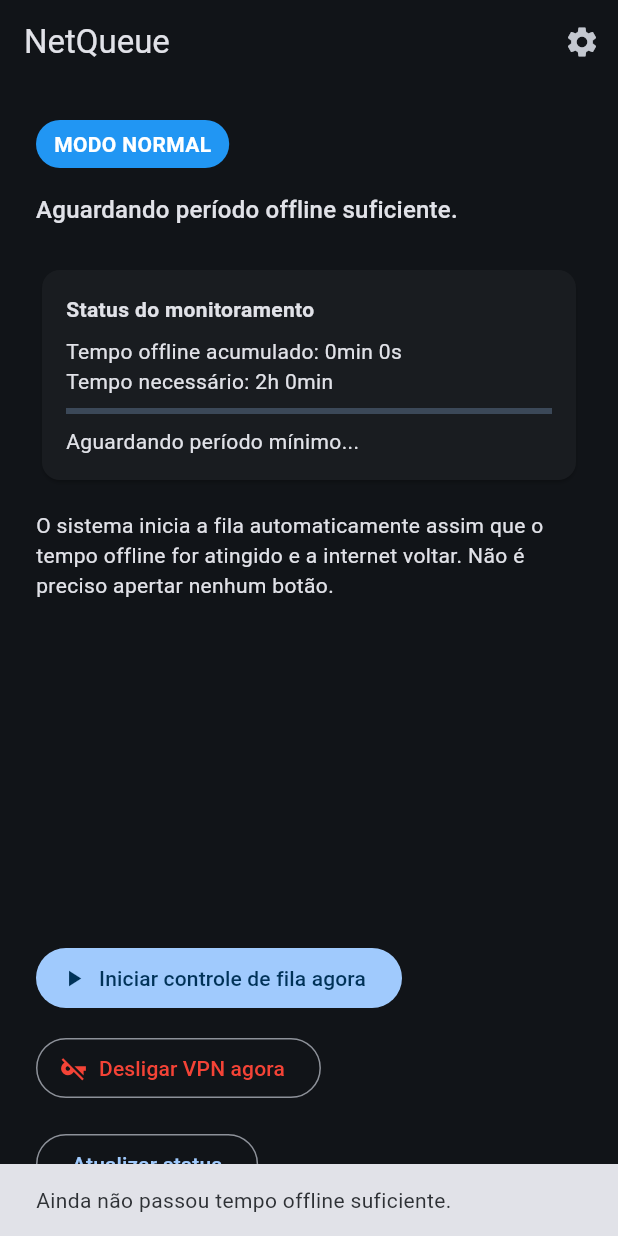
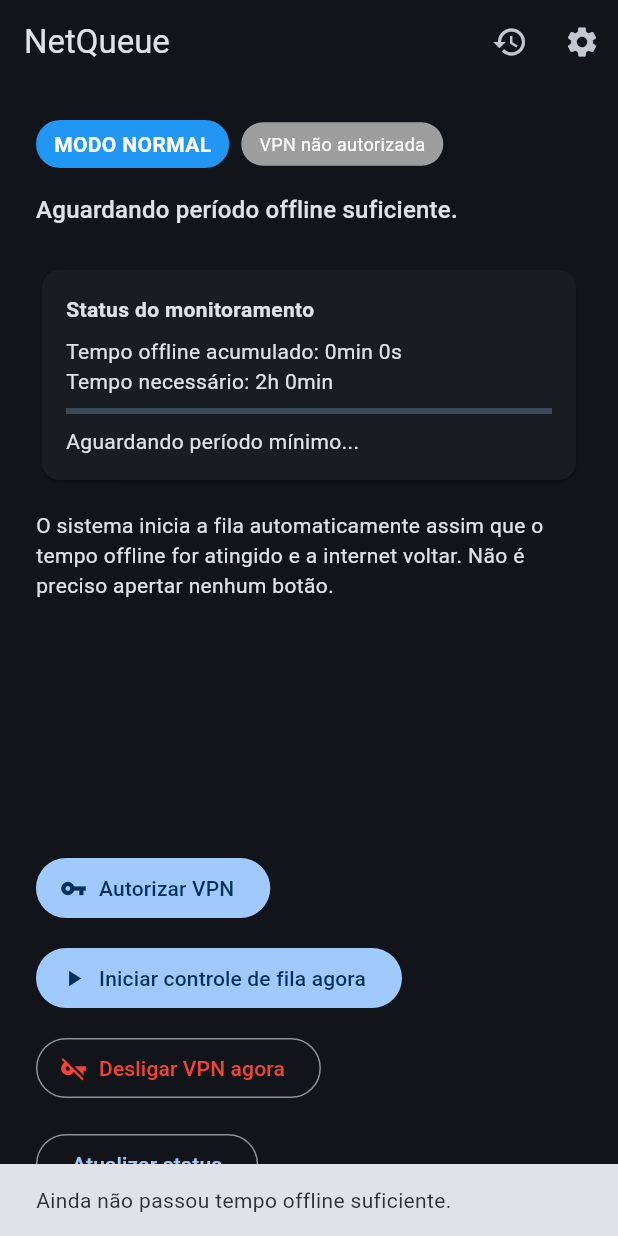
Before and after one commit to devsereno/netqueue, a Flutter app: the screen it shows after launch, after a tap on "Iniciar controle de fila agora", on a phone screen of 412 x 824 dp. Run offline on Flutter 3.47's test engine with Material 3 defaults, Android fonts, the phone set to English and light mode, and no system bars; our stand-ins replace connectivity_plus, shared_preferences; missing offline and left inert: flutter_device_apps, flutter_foreground_task.

Commit message:
Request VPN early, show status, preload apps, add history

```diff
--- a/lib/screens/home_screen.dart
+++ b/lib/screens/home_screen.dart
@@ -2,8 +2,10 @@ import 'dart:async';
 import 'package:flutter/material.dart';
 import '../services/connectivity_service.dart';
 import '../services/vpn_service.dart';
+import '../services/app_list_service.dart';
 import 'control_overlay.dart';
 import 'settings_screen.dart';
+import 'history_screen.dart';
 
 class HomeScreen extends StatefulWidget {
   const HomeScreen({super.key});
@@ -15,6 +17,7 @@ class HomeScreen extends StatefulWidget {
 class _HomeScreenState extends State<HomeScreen> {
   String status = 'Monitorando conexão...';
   bool controlActive = false;
+  bool vpnPrepared = false;
   Timer? _refreshTimer;
   StreamSubscription<void>? _autoSub;
 
@@ -22,12 +25,19 @@ class _HomeScreenState extends State<HomeScreen> {
   void initState() {
     super.initState();
     _checkStatus();
+    _prepareVpnAndCache();
     _refreshTimer = Timer.periodic(const Duration(seconds: 5), (_) => _checkStatus());
     _autoSub = ConnectivityService.onAutoTrigger.listen((_) {
       if (!controlActive && mounted) {
         _startControl(auto: true);
       }
     });
+  }
+
+  Future<void> _prepareVpnAndCache() async {
+    final prepared = await VpnController.prepare();
+    AppListService.refresh();
+    if (mounted) setState(() => vpnPrepared = prepared);
   }
 
   @override
@@ -105,6 +115,13 @@ class _HomeScreenState extends State<HomeScreen> {
         title: const Text('NetQueue'),
         actions: [
           IconButton(
+            icon: const Icon(Icons.history),
+            onPressed: () => Navigator.push(
+              context,
+              MaterialPageRoute(builder: (_) => const HistoryScreen()),
+            ),
+          ),
+          IconButton(
             icon: const Icon(Icons.settings),
             onPressed: () => Navigator.push(
               context,
@@ -129,6 +146,18 @@ class _HomeScreenState extends State<HomeScreen> {
                   child: Text(
                     isTest ? 'MODO TESTE' : 'MODO NORMAL',
                     style: const TextStyle(color: Colors.white, fontWeight: FontWeight.bold),
+                  ),
+                ),
+                const SizedBox(width: 8),
+                Container(
+                  padding: const EdgeInsets.symmetric(horizontal: 12, vertical: 6),
+                  decoration: BoxDecoration(
+                    color: vpnPrepared ? Colors.green : Colors.grey,
+                    borderRadius: BorderRadius.circular(20),
+                  ),
+                  child: Text(
+                    vpnPrepared ? 'VPN pronta' : 'VPN não autorizada',
+                    style: const TextStyle(color: Colors.white, fontSize: 12),
                   ),
                 ),
               ],
@@ -161,6 +190,13 @@ class _HomeScreenState extends State<HomeScreen> {
               'O sistema inicia a fila automaticamente assim que o tempo offline for atingido e a internet voltar. Não é preciso apertar nenhum botão.',
             ),
             const Spacer(),
+            if (!vpnPrepared)
+              FilledButton.icon(
+                onPressed: _prepareVpnAndCache,
+                icon: const Icon(Icons.vpn_key),
+                label: const Text('Autorizar VPN'),
+              ),
+            const SizedBox(height: 12),
             if (controlActive)
               OutlinedButton.icon(
                 onPressed: () {
```
